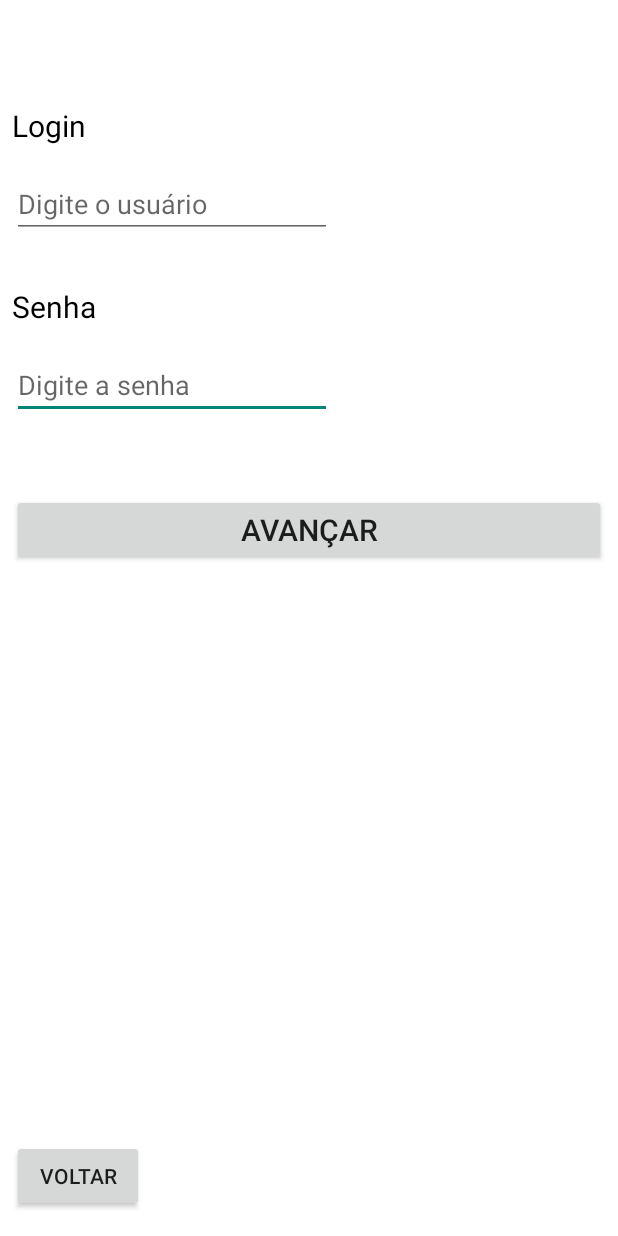
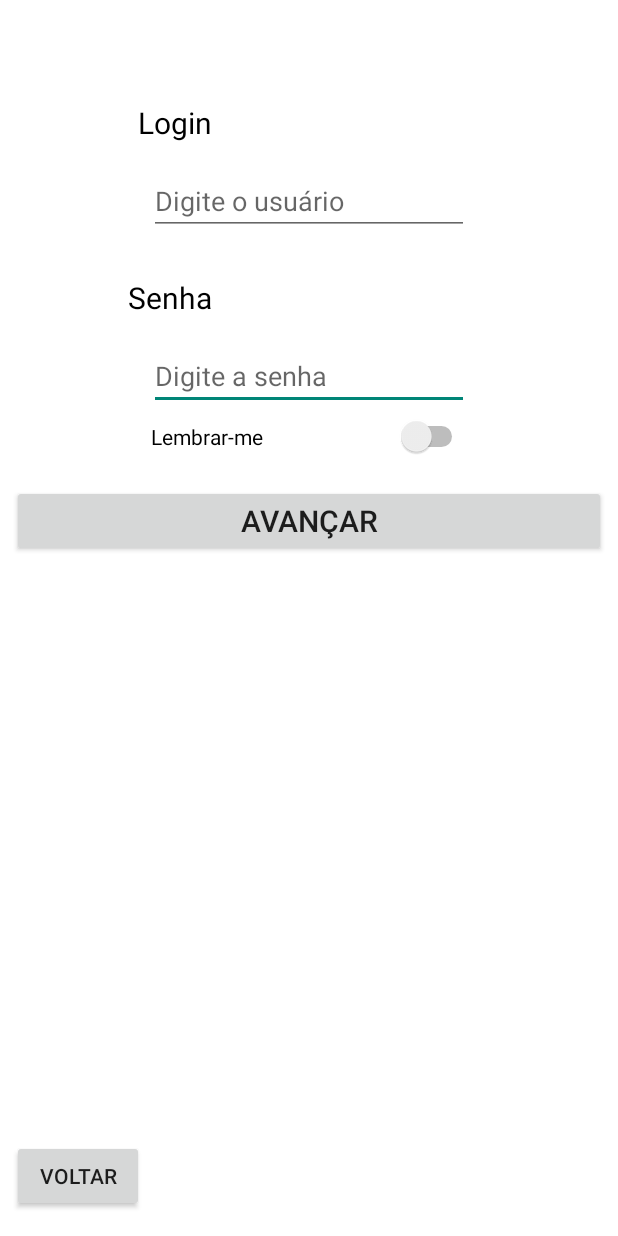
Before and after one commit to geordanolima/jogoPokemonJava, an Android app: the layout login.xml on its own in the app's theme, with its tools: preview values and no code run, on a phone screen of 412 x 824 dp. Run offline under Robolectric (Android 15) with nearby library versions, the phone set to English and light mode, and no system bars.

Commit message:
frescuras finais

```diff
--- a/app/src/main/java/com/example/a20161cmqads0220/jogo/MainActivity.java
+++ b/app/src/main/java/com/example/a20161cmqads0220/jogo/MainActivity.java
@@ -1,6 +1,7 @@
 package com.example.a20161cmqads0220.jogo;
 
 import android.content.Context;
+import android.content.SharedPreferences;
 import android.support.v7.app.AppCompatActivity;
 import android.os.Bundle;
 import android.util.Log;
@@ -62,6 +63,8 @@ public class MainActivity extends AppCompatActivity {
     private TextView cadastroCriatura3;
 
     private ListView lista;
+
+    private SharedPreferences arquivo;
 
     @Override
     protected void onCreate(Bundle savedInstanceState) {
@@ -133,14 +136,17 @@ public class MainActivity extends AppCompatActivity {
         public void onClick(View view) {
             nome=findViewById(R.id.apelidoId);
             senha=findViewById(R.id.nomeId);
+            arquivo = getSharedPreferences("jogador",Context.MODE_PRIVATE);
+
+            jogador.setNome(arquivo.getString("usuario","PokoUsuario"));
+            jogador.setSenha(arquivo.getString("senha","0"));
+
             if (jogador.getNome().equals(nome.getText().toString())
-                    && jogador.getSenha().equals(senha.getText().toString())){
+                    && jogador.getSenha().equals(senha.getText().toString())) {
                 IniciaPerfil();
-            }else {
-                Toast.makeText(getApplicationContext(),"Erro, tente novamente!",Toast.LENGTH_SHORT).show();
+            } else {
+                Toast.makeText(getApplicationContext(), "Erro, tente novamente!", Toast.LENGTH_SHORT).show();
             }
-
-
         }
     };
 
@@ -203,6 +209,14 @@ public class MainActivity extends AppCompatActivity {
             jogador.getCriaturas().add(c1);
             jogador.getCriaturas().add(c2);
             jogador.getCriaturas().add(c3);
+
+            arquivo = getSharedPreferences("jogador",Context.MODE_PRIVATE);
+            SharedPreferences.Editor edita = arquivo.edit();
+
+            edita.putString("usuario", jogador.getNome());
+            edita.putString("senha", jogador.getSenha());
+
+            edita.commit();
 
             lista = findViewById(R.id.listCriatura);
             CriaturaAdapter listinhaTretosa;
--- a/app/src/main/res/layout/login.xml
+++ b/app/src/main/res/layout/login.xml
@@ -33,11 +33,14 @@
         android:id="@+id/textView2"
         android:layout_width="wrap_content"
         android:layout_height="wrap_content"
+        android:layout_marginEnd="8dp"
         android:layout_marginStart="8dp"
-        android:layout_marginTop="70dp"
+        android:layout_marginTop="68dp"
         android:text="@string/texto_login"
         android:textColor="@android:color/background_dark"
         android:textSize="@dimen/tamanho_texto"
+        app:layout_constraintEnd_toEndOf="parent"
+        app:layout_constraintHorizontal_bias="0.242"
         app:layout_constraintStart_toStartOf="parent"
         app:layout_constraintTop_toTopOf="parent" />
 
@@ -45,11 +48,14 @@
         android:id="@+id/textView3"
         android:layout_width="wrap_content"
         android:layout_height="wrap_content"
+        android:layout_marginEnd="8dp"
         android:layout_marginStart="8dp"
-        android:layout_marginTop="32dp"
+        android:layout_marginTop="28dp"
         android:text="@string/texto_senha"
         android:textColor="@android:color/background_dark"
         android:textSize="@dimen/tamanho_texto"
+        app:layout_constraintEnd_toEndOf="parent"
+        app:layout_constraintHorizontal_bias="0.227"
         app:layout_constraintStart_toStartOf="parent"
         app:layout_constraintTop_toBottomOf="@+id/apelidoId" />
 
@@ -57,11 +63,13 @@
         android:id="@+id/nomeId"
         android:layout_width="wrap_content"
         android:layout_height="wrap_content"
+        android:layout_marginEnd="8dp"
         android:layout_marginStart="8dp"
         android:layout_marginTop="16dp"
         android:ems="10"
         android:hint="Digite a senha"
         android:inputType="textPassword"
+        app:layout_constraintEnd_toEndOf="parent"
         app:layout_constraintStart_toStartOf="parent"
         app:layout_constraintTop_toBottomOf="@+id/textView3" />
 
@@ -69,11 +77,25 @@
         android:id="@+id/apelidoId"
         android:layout_width="wrap_content"
         android:layout_height="wrap_content"
+        android:layout_marginEnd="8dp"
         android:layout_marginStart="8dp"
         android:layout_marginTop="16dp"
         android:ems="10"
         android:hint="Digite o usuário"
         android:inputType="textPersonName"
+        app:layout_constraintEnd_toEndOf="parent"
         app:layout_constraintStart_toStartOf="parent"
         app:layout_constraintTop_toBottomOf="@+id/textView2" />
+
+    <Switch
+        android:id="@+id/switch1"
+        android:layout_width="211dp"
+        android:layout_height="wrap_content"
+        android:layout_marginEnd="8dp"
+        android:layout_marginStart="8dp"
+        android:layout_marginTop="4dp"
+        android:text="@string/texto_salvarsenha"
+        app:layout_constraintEnd_toEndOf="@+id/nomeId"
+        app:layout_constraintStart_toStartOf="@+id/nomeId"
+        app:layout_constraintTop_toBottomOf="@+id/nomeId" />
 </android.support.constraint.ConstraintLayout>
--- a/app/src/main/res/values/strings.xml
+++ b/app/src/main/res/values/strings.xml
@@ -17,6 +17,7 @@
     <string name="mais">+</string>
     <string name="texto_criaturas_capturadas">Criaturas Capturadas</string>
     <string name="texto_ver">Ver</string>
+    <string name="texto_salvarsenha">Lembrar-me </string>
     <string name="texto_criatura_x">Criatura X</string>
     <string name="texto_itens">Itens</string>
     <string name="texto_quant">Qtd</string>
```
